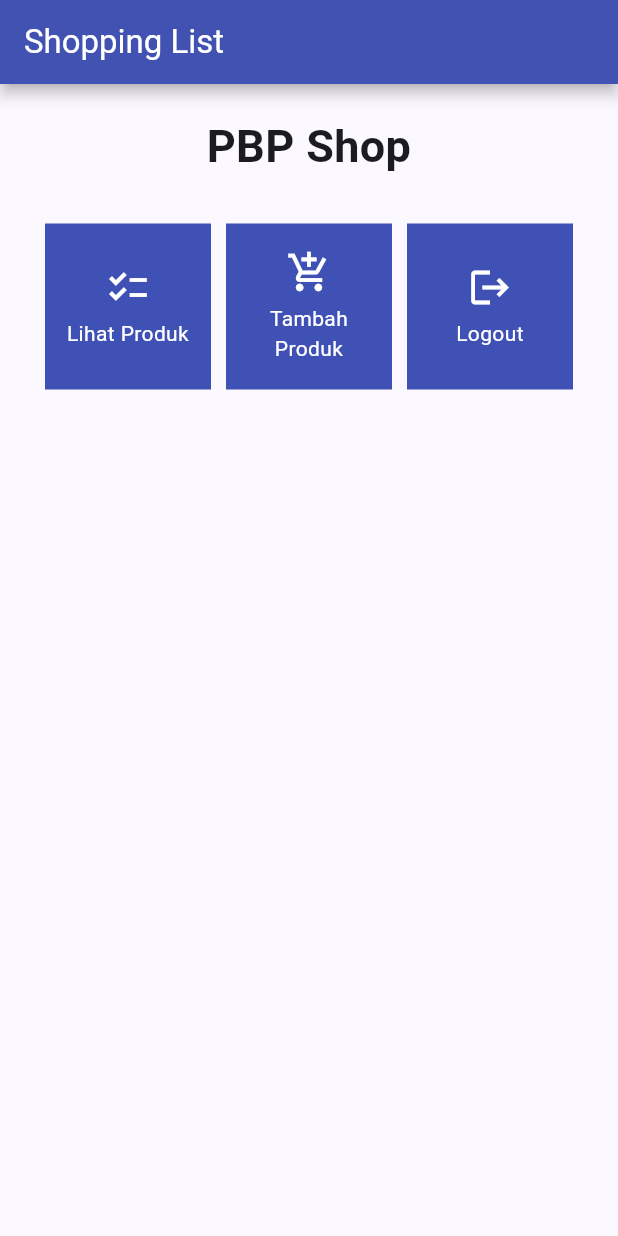
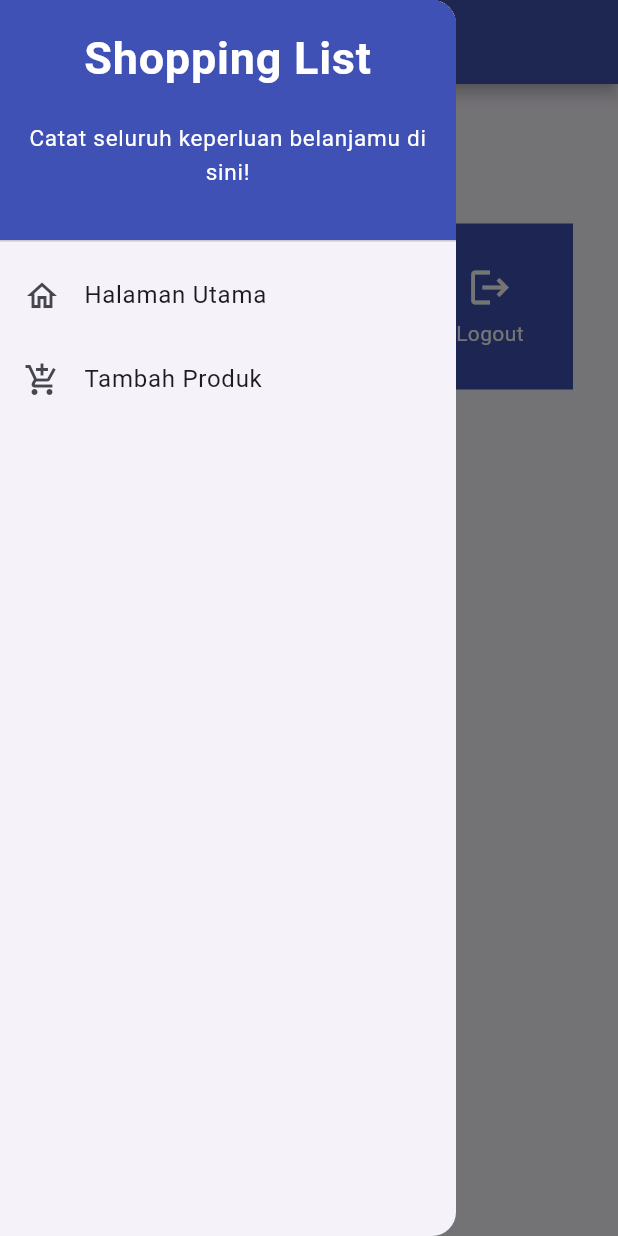
Before and after one commit to Rafiirsyads/shopping-list-mobile, a Flutter app: the MyHomePage screen opened directly, with the side drawer open (before the commit the screen has no drawer), on a phone screen of 412 x 824 dp. Run offline on Flutter 3.47's test engine with Material 2 defaults, Android fonts, the phone set to English and light mode, and no system bars; statements that could not run were skipped.

Commit message:
Tutorial 7 Done

```diff
--- a/lib/menu.dart
+++ b/lib/screens/menu.dart
@@ -1,4 +1,5 @@
 import 'package:flutter/material.dart';
+import 'package:shopping_list/widgets/left_drawer.dart';
 
 class MyHomePage extends StatelessWidget {
     MyHomePage({Key? key}) : super(key: key);
@@ -17,9 +18,11 @@ class MyHomePage extends StatelessWidget {
                 style: TextStyle(color: Colors.white),
                 ),
                 backgroundColor: Colors.indigo,
+                foregroundColor: Colors.white,
                 elevation: 4, // Control the shadow depth
                 shadowColor: Colors.black, // Color of the shadow
             ),
+            drawer: const LeftDrawer(),
             body: SingleChildScrollView(
                 // Widget wrapper yang dapat discroll
                 child: Padding(
@@ -85,6 +88,10 @@ class ShopCard extends StatelessWidget {
             ..hideCurrentSnackBar()
             ..showSnackBar(SnackBar(
                 content: Text("Kamu telah menekan tombol ${item.name}!")));
+          // Navigate ke route yang sesuai (tergantung jenis tombol)
+          if (item.name == "Tambah Produk") {
+            // TODO: Gunakan Navigator.push untuk melakukan navigasi ke MaterialPageRoute yang mencakup ShopFormPage.
+    }
         },
         child: Container(
           // Container untuk menyimpan Icon dan Text
--- /dev/null
+++ b/lib/widgets/left_drawer.dart
@@ -0,0 +1,64 @@
+import 'package:flutter/material.dart';
+import 'package:shopping_list/menu.dart';
+import 'package:shopping_list/shoplist_form.dart';
+
+class LeftDrawer extends StatelessWidget {
+  const LeftDrawer({super.key});
+
+  @override
+  Widget build(BuildContext context) {
+    return Drawer(
+      child: ListView(
+        children: [
+          const DrawerHeader(
+            decoration: BoxDecoration(
+              color: Colors.indigo,
+            ),
+            child: Column(
+              children: [
+                Text(
+                  'Shopping List',
+                  textAlign: TextAlign.center,
+                  style: TextStyle(
+                    fontSize: 30,
+                    fontWeight: FontWeight.bold,
+                    color: Colors.white,
+                  ),
+                ),
+                Padding(padding: EdgeInsets.all(10)),
+                Text("Catat seluruh keperluan belanjamu di sini!",
+                    textAlign: TextAlign.center,
+                    style: TextStyle(fontSize: 15, color: Colors.white, fontWeight: FontWeight.normal,)
+                    ),
+              ],
+            ),
+          ),
+          ListTile(
+            leading: const Icon(Icons.home_outlined),
+            title: const Text('Halaman Utama'),
+            // Bagian redirection ke MyHomePage
+            onTap: () {
+              Navigator.pushReplacement(
+                  context,
+                  MaterialPageRoute(
+                    builder: (context) => MyHomePage(),
+                  ));
+            },
+          ),
+          ListTile(
+            leading: const Icon(Icons.add_shopping_cart),
+            title: const Text('Tambah Produk'),
+            // Bagian redirection ke ShopFormPage
+            onTap: () {
+              Navigator.pushReplacement(
+                  context,
+                  MaterialPageRoute(
+                    builder: (context) => const ShopFormPage(),
+                  ));
+            },
+          ),
+        ],
+      ),
+    );
+  }
+}
```
Also changed, not shown: lib/screens/shoplist_form.dart (added, +161 -0 lines), lib/widgets/shop_card.dart (added, +64 -0 lines), widgets/left_drawer.dart (added, +65 -0 lines), widgets/ledt_drawer.dart (added).
